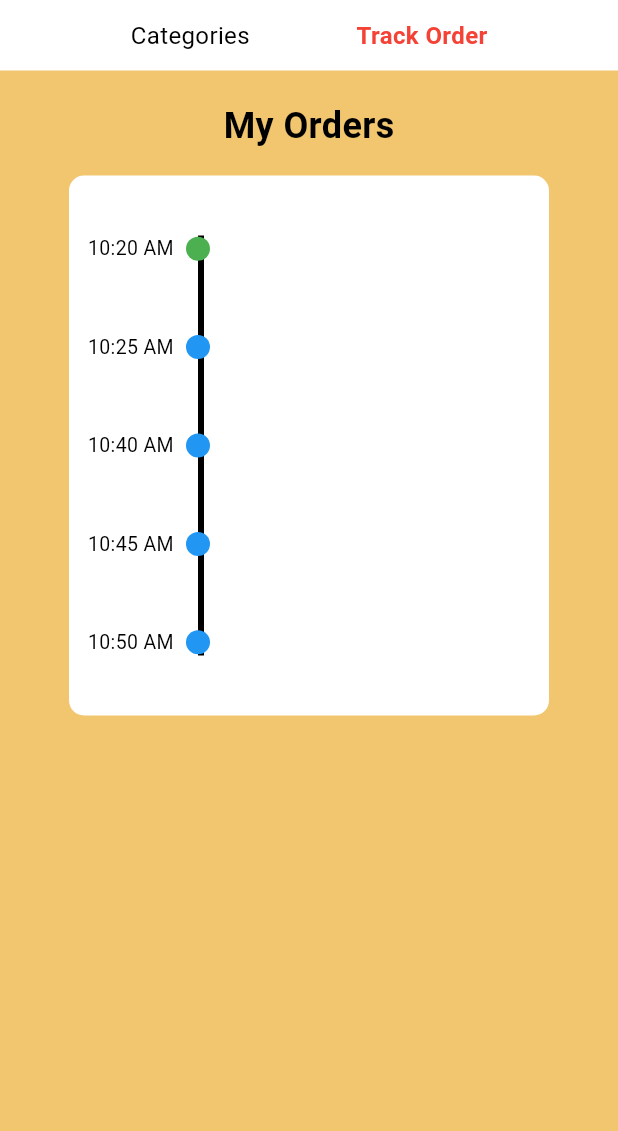
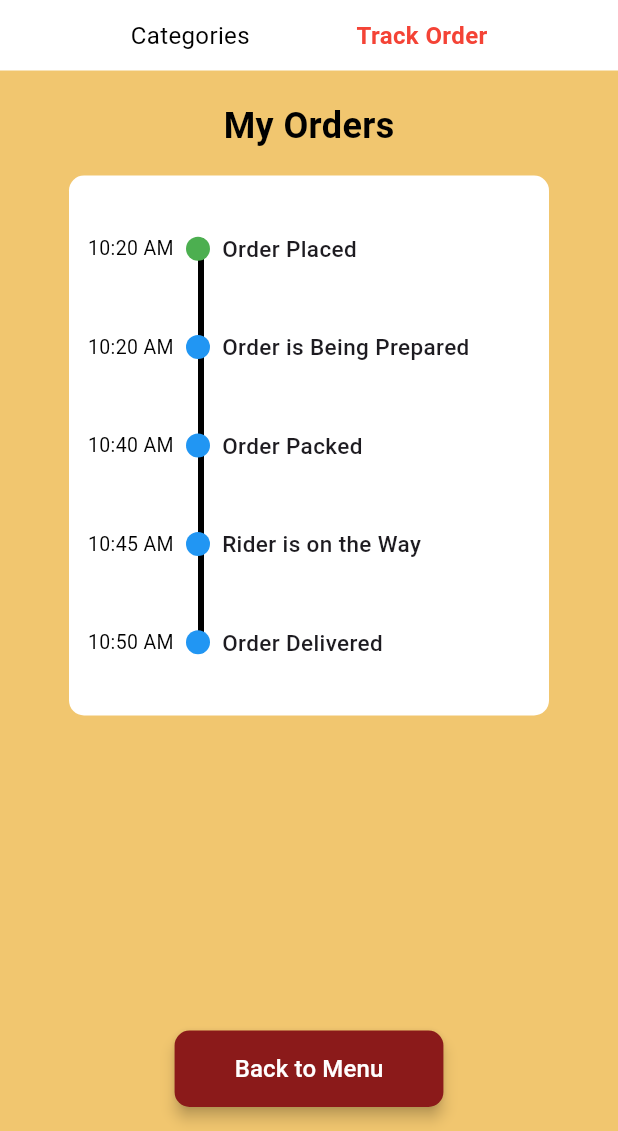
Before and after one commit to pards8/Capstone-App, a Flutter app: the MyOrderPage screen opened directly, on a phone screen of 412 x 824 dp, the part 105-1236 px from its top. Run offline on Flutter 3.47's test engine with Material 3 defaults, Android fonts, the phone set to English and light mode, and no system bars.

Commit message:
week4 12345

```diff
--- a/lib/main.dart
+++ b/lib/main.dart
@@ -21,7 +21,7 @@ class MyApp extends StatelessWidget {
   Widget build(BuildContext context) {
     return MaterialApp(
       debugShowCheckedModeBanner: false,
-      home: const delivery_login.LoginScreen(),
+      home: const MyOrderPage(),
 
     );
   }
--- a/lib/pages/myorders.dart
+++ b/lib/pages/myorders.dart
@@ -1,4 +1,5 @@
 import 'package:flutter/material.dart';
+import 'package:capstone_proj/category_page.dart';
 
 class MyOrderPage extends StatefulWidget {
   const MyOrderPage({super.key});
@@ -73,11 +74,11 @@ class _MyOrderPageState extends State<MyOrderPage> {
 
                     const SizedBox(height: 16),
 
-                    // Order Card with dots and vertical line
+                    // Order Card with fixed height and evenly spaced steps
                     Center(
                       child: Container(
                         width: 320,
-                        height: 360,
+                        height: 360, // <-- Fixed height here
                         padding: const EdgeInsets.symmetric(vertical: 16),
                         decoration: BoxDecoration(
                           color: Colors.white,
@@ -85,25 +86,25 @@ class _MyOrderPageState extends State<MyOrderPage> {
                         ),
                         child: Stack(
                           children: [
-                            // Vertical line
+                            // Vertical line from first dot to last dot
                             Positioned(
                               left: 70 + 8 + 8,
-                              top: 24,
-                              bottom: 24,
+                              top: 16 + 10,
+                              bottom: 16 + 10,
                               child: Container(
                                 width: 4,
                                 color: Colors.black,
                               ),
                             ),
 
-                            // Time + Dot Rows
+                            // Evenly spaced steps
                             Column(
-                              children: const [
-                                Expanded(child: _TimeDotRow(time: '10:20 AM', dotColor: Colors.green)),
-                                Expanded(child: _TimeDotRow(time: '10:25 AM')),
-                                Expanded(child: _TimeDotRow(time: '10:40 AM')),
-                                Expanded(child: _TimeDotRow(time: '10:45 AM')),
-                                Expanded(child: _TimeDotRow(time: '10:50 AM')),
+                              children: [
+                                Expanded(child: _buildOrderStep('10:20 AM', 'Order Placed', dotColor: Colors.green)),
+                                Expanded(child: _buildOrderStep('10:20 AM', 'Order is Being Prepared')),
+                                Expanded(child: _buildOrderStep('10:40 AM', 'Order Packed')),
+                                Expanded(child: _buildOrderStep('10:45 AM', 'Rider is on the Way')),
+                                Expanded(child: _buildOrderStep('10:50 AM', 'Order Delivered')),
                               ],
                             ),
                           ],
@@ -114,19 +115,55 @@ class _MyOrderPageState extends State<MyOrderPage> {
                 ),
               ),
             ),
+
+            // Back Button
+            Padding(
+              padding: const EdgeInsets.only(bottom: 16),
+              child: Center(
+                child: ElevatedButton(
+                  onPressed: () {
+                    Navigator.pushReplacement(
+                      context,
+                      MaterialPageRoute(builder: (_) => const CategoryPage()),
+                    );
+                  },
+                  style: ElevatedButton.styleFrom(
+                    backgroundColor: const Color(0xFF8B1A1A),
+                    padding: const EdgeInsets.symmetric(horizontal: 40, vertical: 14),
+                    shape: RoundedRectangleBorder(
+                      borderRadius: BorderRadius.circular(10),
+                    ),
+                    elevation: 4,
+                  ),
+                  child: const Text(
+                    'Back to Menu',
+                    style: TextStyle(fontSize: 16, color: Colors.white),
+                  ),
+                ),
+              ),
+            ),
           ],
         ),
       ),
     );
   }
 
+  // ✅ This is the only part you asked to change
   Widget _buildTab(String title) {
     bool isActive = activeTab == title;
+
     return GestureDetector(
       onTap: () {
+        if (title == 'Categories') {
+          Navigator.pushReplacement(
+            context,
+            MaterialPageRoute(builder: (_) => const CategoryPage()),
+          );
+        } else {
           setState(() {
             activeTab = title;
           });
+        }
       },
       child: Text(
         title,
@@ -138,21 +175,11 @@ class _MyOrderPageState extends State<MyOrderPage> {
       ),
     );
   }
-}
 
-
-class _TimeDotRow extends StatelessWidget {
-  final String time;
-  final Color dotColor;
-
-  const _TimeDotRow({
-    required this.time,
-    this.dotColor = Colors.blue, // default to blue
-  });
-
-  @override
-  Widget build(BuildContext context) {
-    return Row(
+  Widget _buildOrderStep(String time, String label, {Color dotColor = Colors.blue}) {
+    return Padding(
+      padding: EdgeInsets.zero,
+      child: Row(
         crossAxisAlignment: CrossAxisAlignment.center,
         children: [
           // Time
@@ -164,7 +191,7 @@ class _TimeDotRow extends StatelessWidget {
               textAlign: TextAlign.right,
             ),
           ),
-        const SizedBox(width: 8),
+          const SizedBox(width: 8.0),
           // Dot
           Container(
             width: 16,
@@ -174,7 +201,19 @@ class _TimeDotRow extends StatelessWidget {
               shape: BoxShape.circle,
             ),
           ),
+          const SizedBox(width: 8.0),
+          // Label
+          Expanded(
+            child: Text(
+              label,
+              style: const TextStyle(
+                fontSize: 15,
+                fontWeight: FontWeight.w500,
+              ),
+            ),
+          ),
         ],
+      ),
     );
   }
 }
```
Also changed, not shown: lib/category_page.dart (+31 -4 lines). Lines whose indentation alone changed are shown as unchanged.
